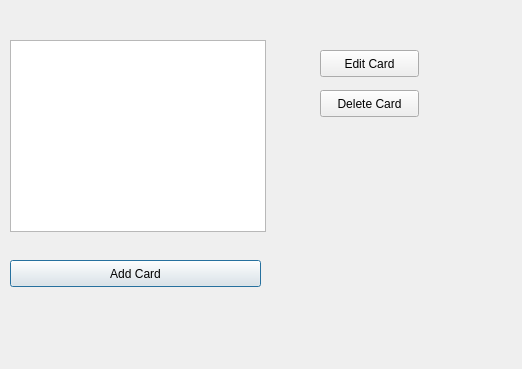
Before: the Qt Designer form decklist.ui in jbwyatt4/wyattflashcardapp, drawn with Qt 5.
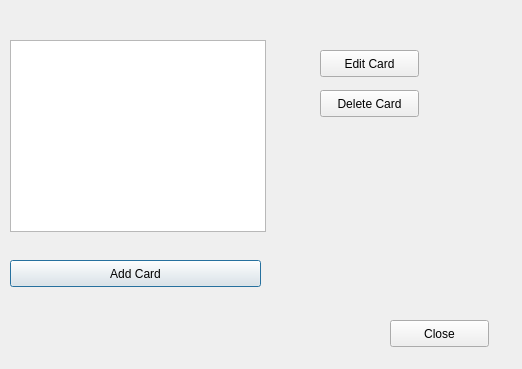
After: the same form once the commit is applied.

Patch:
```diff
--- a/decklist.ui
+++ b/decklist.ui
@@ -62,6 +62,19 @@
     <string>Delete Card</string>
    </property>
   </widget>
+  <widget class="QPushButton" name="pushButton">
+   <property name="geometry">
+    <rect>
+     <x>390</x>
+     <y>320</y>
+     <width>99</width>
+     <height>27</height>
+    </rect>
+   </property>
+   <property name="text">
+    <string>Close</string>
+   </property>
+  </widget>
  </widget>
  <resources/>
  <connections/>
```
